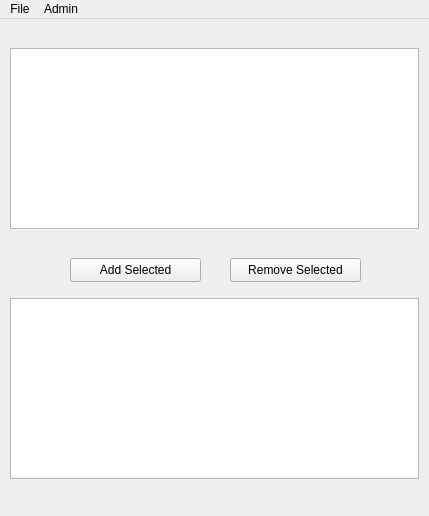
First picture: the form in src/form/mainwindow.ui, repository dank-devz/effective-octo-meme, before the edit.
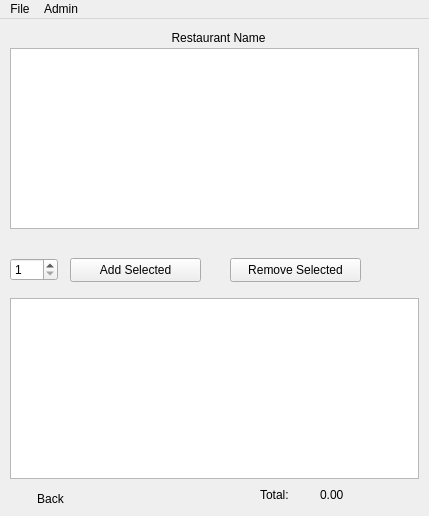
Second picture: the form after the edit.

Commit message: various cosmetic fixes

What changed in the file:
```diff
--- a/src/form/mainwindow.ui
+++ b/src/form/mainwindow.ui
@@ -491,6 +491,77 @@
        <string>Remove Selected</string>
       </property>
      </widget>
+     <widget class="QSpinBox" name="cartItems_spinBox_quantity">
+      <property name="geometry">
+       <rect>
+        <x>10</x>
+        <y>240</y>
+        <width>48</width>
+        <height>23</height>
+       </rect>
+      </property>
+      <property name="minimum">
+       <number>1</number>
+      </property>
+     </widget>
+     <widget class="QPushButton" name="cartItems_pushButton_Back">
+      <property name="geometry">
+       <rect>
+        <x>10</x>
+        <y>470</y>
+        <width>81</width>
+        <height>22</height>
+       </rect>
+      </property>
+      <property name="text">
+       <string>Back</string>
+      </property>
+      <property name="flat">
+       <bool>true</bool>
+      </property>
+     </widget>
+     <widget class="QLabel" name="cartItems_label_totalValue">
+      <property name="geometry">
+       <rect>
+        <x>320</x>
+        <y>470</y>
+        <width>59</width>
+        <height>14</height>
+       </rect>
+      </property>
+      <property name="text">
+       <string>0.00</string>
+      </property>
+     </widget>
+     <widget class="QLabel" name="cartItems_label_total">
+      <property name="geometry">
+       <rect>
+        <x>260</x>
+        <y>470</y>
+        <width>59</width>
+        <height>14</height>
+       </rect>
+      </property>
+      <property name="text">
+       <string>Total:</string>
+      </property>
+     </widget>
+     <widget class="QLabel" name="cartItems_label_restaurant_name">
+      <property name="geometry">
+       <rect>
+        <x>58</x>
+        <y>10</y>
+        <width>321</width>
+        <height>20</height>
+       </rect>
+      </property>
+      <property name="text">
+       <string>Restaurant Name</string>
+      </property>
+      <property name="alignment">
+       <set>Qt::AlignCenter</set>
+      </property>
+     </widget>
     </widget>
    </widget>
   </widget>
```
Left out of the diff: 3 changed lines with no effect on the pictures. The commit also changes 2 other files.
